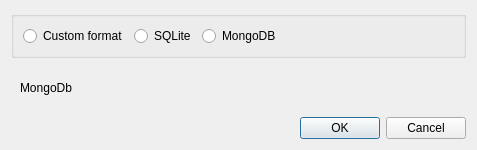
Qt form project/database/desktop_client/Dialogs/SaveDatabaseDialog.ui (VitaliiDemediuk/InformationTechnology) before a commit.
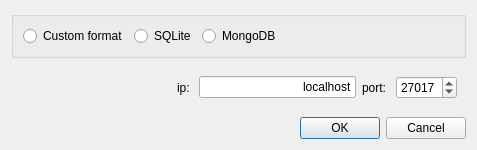
The same form after that commit. The open tabs and pages were chosen to show the change.

Commit message: mongoDb save ui. mongoDB tables info save

The edit to the form file:
```diff
--- a/project/database/desktop_client/Dialogs/SaveDatabaseDialog.ui
+++ b/project/database/desktop_client/Dialogs/SaveDatabaseDialog.ui
@@ -113,9 +113,49 @@
      <widget class="QWidget" name="mongoDbPage">
       <layout class="QHBoxLayout" name="horizontalLayout_3">
        <item>
-        <widget class="QLabel" name="label_2">
+        <spacer name="mongoDbSpacer">
+         <property name="orientation">
+          <enum>Qt::Horizontal</enum>
+         </property>
+         <property name="sizeHint" stdset="0">
+          <size>
+           <width>142</width>
+           <height>20</height>
+          </size>
+         </property>
+        </spacer>
+       </item>
+       <item>
+        <widget class="QLabel" name="mongoDbIpLb">
          <property name="text">
-          <string>MongoDb</string>
+          <string>ip: </string>
+         </property>
+        </widget>
+       </item>
+       <item>
+        <widget class="QLineEdit" name="mongoDbIpEdit">
+         <property name="text">
+          <string>localhost</string>
+         </property>
+         <property name="alignment">
+          <set>Qt::AlignRight|Qt::AlignTrailing|Qt::AlignVCenter</set>
+         </property>
+        </widget>
+       </item>
+       <item>
+        <widget class="QLabel" name="mongoDbPortLb">
+         <property name="text">
+          <string>port: </string>
+         </property>
+        </widget>
+       </item>
+       <item>
+        <widget class="QSpinBox" name="mongoDbPortSpinBox">
+         <property name="maximum">
+          <number>65536</number>
+         </property>
+         <property name="value">
+          <number>27017</number>
          </property>
         </widget>
        </item>
```
Left out of the diff: 2 changed lines with no effect on the pictures. The commit also changes 20 other files.
